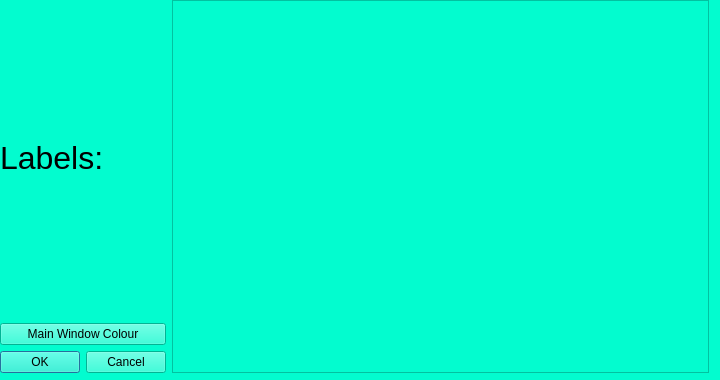
Qt form Codebase/GUI/UI_Files/Settings.ui (Mulukulum/Amberia) before a commit.
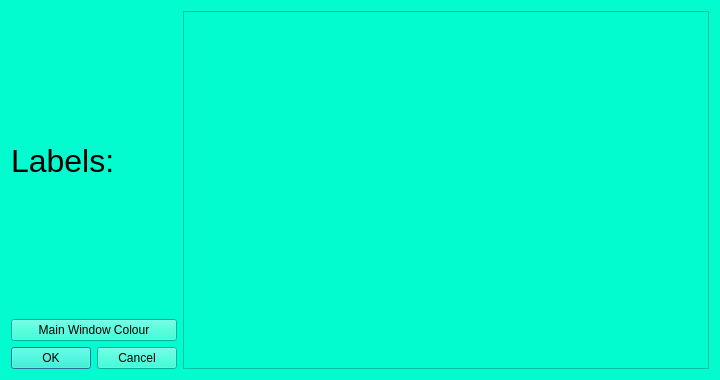
The same form after that commit.

What changed in the file:
```diff
--- a/Codebase/GUI/UI_Files/Settings.ui
+++ b/Codebase/GUI/UI_Files/Settings.ui
@@ -16,15 +16,8 @@
   <property name="styleSheet">
    <string notr="true">background: #03fccf</string>
   </property>
-  <widget class="QWidget" name="">
-   <property name="geometry">
-    <rect>
-     <x>0</x>
-     <y>0</y>
-     <width>709</width>
-     <height>373</height>
-    </rect>
-   </property>
+  <layout class="QGridLayout" name="gridLayout_2">
+   <item row="0" column="0">
    <layout class="QGridLayout" name="gridLayout">
     <item row="1" column="0">
      <widget class="QPushButton" name="pushButton">
@@ -57,15 +50,16 @@
         <rect>
          <x>0</x>
          <y>0</y>
-         <width>543</width>
-         <height>369</height>
+          <width>536</width>
+          <height>358</height>
         </rect>
        </property>
       </widget>
      </widget>
     </item>
    </layout>
-  </widget>
+   </item>
+  </layout>
  </widget>
  <resources/>
  <connections/>
```
Lines whose indentation alone changed are shown as unchanged.
